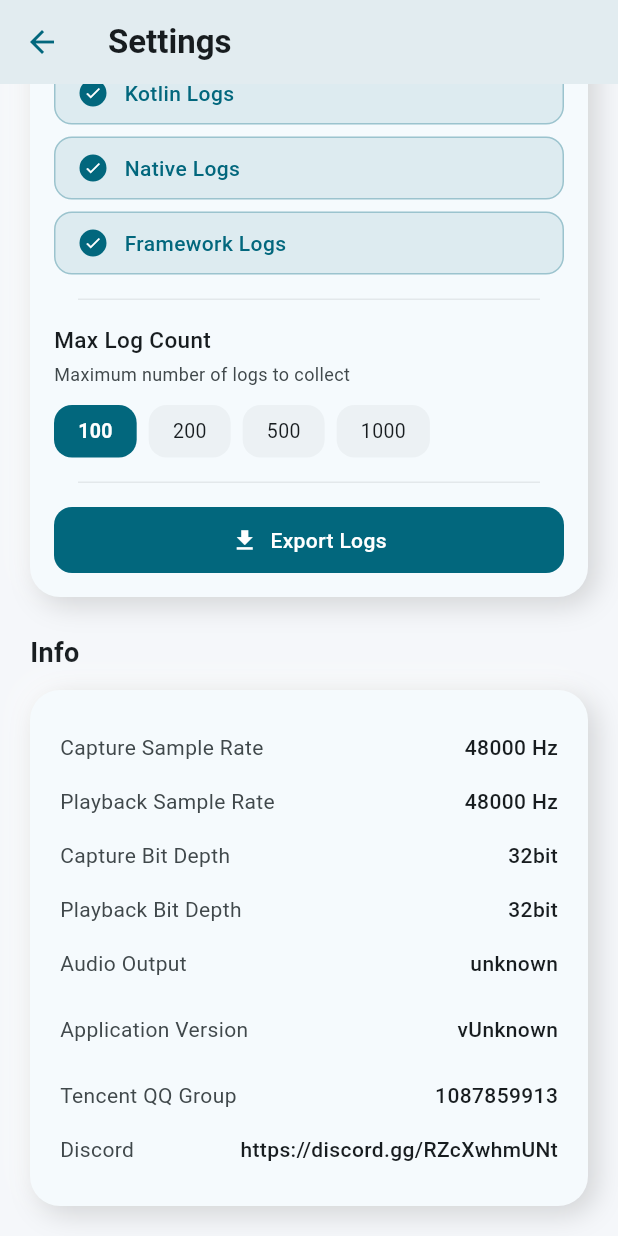
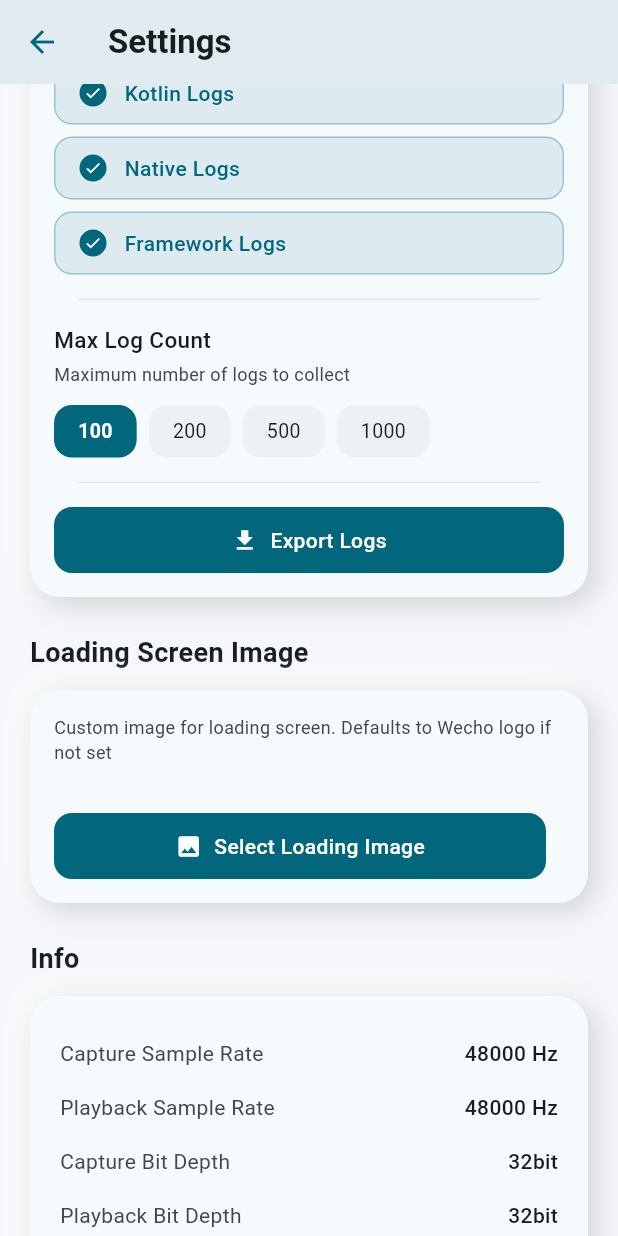
Before and after one commit to qumolangmo/wecho, a Flutter app: the SettingsPage screen opened directly with empty values, scrolled down 393 dp, on a phone screen of 412 x 824 dp. Run offline on Flutter 3.47's test engine with Material 3 defaults, Android fonts, the phone set to English and light mode, and no system bars; our stand-ins replace dartz, file_picker, flutter_highlight, shared_preferences; missing offline and left inert: flutter_code_editor, highlight, smooth_onboarding, window_manager; accounts and stored records are empty; generated files the repository leaves out were written again; statements that could not run were skipped.

```diff
--- a/lib/components/config_manager_page.dart
+++ b/lib/components/config_manager_page.dart
@@ -160,7 +160,7 @@ class _ConfigManagerPageState extends State<ConfigManagerPage> {
     final json = widget.viewModel.exportConfig(name);
 
     try {
-      final result = await FilePicker.platform.saveFile(
+      final result = await FilePicker.saveFile(
         dialogTitle: l10n.exportConfig,
         fileName: '$name.json',
         type: FileType.custom,
@@ -195,7 +195,7 @@ class _ConfigManagerPageState extends State<ConfigManagerPage> {
     final l10n = AppLocalizations.of(context)!;
 
     try {
-      final result = await FilePicker.platform.pickFiles(
+      final result = await FilePicker.pickFiles(
         type: FileType.custom,
         allowedExtensions: ['json'],
         withData: true,
--- a/lib/components/settings_page.dart
+++ b/lib/components/settings_page.dart
@@ -16,6 +16,7 @@
 /// along with Wecho.  If not, see <https://www.gnu.org/licenses/>.
 
 import 'dart:convert';
+import 'dart:io';
 import 'package:flutter/material.dart';
 import 'package:file_picker/file_picker.dart';
 import 'package:wecho/l10n/app_localizations.dart';
@@ -121,6 +122,10 @@ class _SettingsPageState extends State<SettingsPage> {
               _buildSectionTitle(AppLocalizations.of(context)!.logSettings, colorScheme),
               const SizedBox(height: 12),
               _buildLogSettingsCard(context, colorScheme),
+              const SizedBox(height: 24),
+              _buildSectionTitle(AppLocalizations.of(context)!.loadingImage, colorScheme),
+              const SizedBox(height: 12),
+              _buildLoadingImageCard(context, colorScheme),
               const SizedBox(height: 24),
               _buildSectionTitle(AppLocalizations.of(context)!.info, colorScheme),
               const SizedBox(height: 12),
@@ -583,7 +588,7 @@ class _SettingsPageState extends State<SettingsPage> {
     }).join('\n');
 
     try {
-      final result = await FilePicker.platform.saveFile(
+      final result = await FilePicker.saveFile(
         dialogTitle: l10n.exportLogs,
         fileName: 'wecho_logs_${DateTime.now().toIso8601String().replaceAll(':', '-')}.txt',
         type: FileType.custom,
@@ -606,4 +611,123 @@ class _SettingsPageState extends State<SettingsPage> {
       }
     }
   }
+
+  Widget _buildLoadingImageCard(BuildContext context, ColorScheme colorScheme) {
+    final baseColor = colorScheme.surface;
+    final viewModel = widget.viewModel;
+    final l10n = AppLocalizations.of(context)!;
+    final hasImage = viewModel.loadingImagePath != null && viewModel.loadingImagePath!.isNotEmpty;
+
+    return Container(
+      decoration: BoxDecoration(
+        color: baseColor,
+        borderRadius: BorderRadius.circular(NeumorphicStyles.radiusXLarge),
+        boxShadow: NeumorphicStyles.mainCardShadow(baseColor),
+      ),
+      child: Padding(
+        padding: const EdgeInsets.all(16),
+        child: Column(
+          crossAxisAlignment: CrossAxisAlignment.start,
+          children: [
+            Text(
+              l10n.loadingImageDesc,
+              style: TextStyle(
+                fontSize: 12,
+                color: colorScheme.onSurfaceVariant,
+              ),
+            ),
+            const SizedBox(height: 16),
+            if (hasImage)
+              Center(
+                child: Container(
+                  width: 120,
+                  height: 120,
+                  decoration: BoxDecoration(
+                    borderRadius: BorderRadius.circular(NeumorphicStyles.radiusMedium),
+                    border: Border.all(color: colorScheme.onSurfaceVariant.withValues(alpha: 0.1)),
+                  ),
+                  child: ClipRRect(
+                    borderRadius: BorderRadius.circular(NeumorphicStyles.radiusMedium),
+                    child: Image.file(
+                      File(viewModel.loadingImagePath!),
+                      fit: BoxFit.contain,
+                      errorBuilder: (_, __, ___) => Image.asset(
+                        'assets/ic_wecho.png',
+                        fit: BoxFit.contain,
+                      ),
+                    ),
+                  ),
+                ),
+              ),
+            const SizedBox(height: 16),
+            Row(
+              children: [
+                Expanded(
+                  child: _buildActionButton(
+                    l10n.selectLoadingImage,
+                    Icons.image,
+                    () => _selectLoadingImage(context),
+                    colorScheme,
+                  ),
+                ),
+                const SizedBox(width: 12),
+                if (hasImage)
+                  GestureDetector(
+                    onTap: () => viewModel.setLoadingImagePath(null),
+                    child: Container(
+                      padding: const EdgeInsets.symmetric(vertical: 12, horizontal: 16),
+                      decoration: BoxDecoration(
+                        color: colorScheme.error.withValues(alpha: 0.1),
+                        borderRadius: BorderRadius.circular(NeumorphicStyles.radiusMedium),
+                      ),
+                      child: Row(
+                        children: [
+                          Icon(Icons.delete, size: 18, color: colorScheme.error),
+                          const SizedBox(width: 8),
+                          Text(
+                            l10n.clearLoadingImage,
+                            style: TextStyle(
+                              fontSize: 14,
+                              fontWeight: FontWeight.w500,
+                              color: colorScheme.error,
+                            ),
+                          ),
+                        ],
+                      ),
+                    ),
+                  ),
+              ],
+            ),
+          ],
+        ),
+      ),
+    );
+  }
+
+  Future<void> _selectLoadingImage(BuildContext context) async {
+    try {
+      final result = await FilePicker.pickFiles(
+        type: FileType.custom,
+        allowedExtensions: ['png', 'jpg', 'jpeg', 'webp'],
+      );
+
+      if (result != null && result.files.isNotEmpty) {
+        final filePath = result.files.first.path;
+        if (filePath != null) {
+          await widget.viewModel.setLoadingImagePath(filePath);
+          if (mounted) {
+            ScaffoldMessenger.of(context).showSnackBar(
+              SnackBar(content: Text('${AppLocalizations.of(context)!.loadingImage}: ${result.files.first.name}')),
+            );
+          }
+        }
+      }
+    } catch (e) {
+      if (mounted) {
+        ScaffoldMessenger.of(context).showSnackBar(
+          SnackBar(content: Text('${AppLocalizations.of(context)!.selectLoadingImage}: $e')),
+        );
+      }
+    }
+  }
 }
--- a/lib/components_windows/convolution_card.dart
+++ b/lib/components_windows/convolution_card.dart
@@ -69,7 +69,7 @@ class ConvolutionCard extends StatelessWidget {
          BoxShadow(color: Colors.white.withOpacity(0.7), offset: const Offset(2, -2), blurRadius: 4, spreadRadius: 1)];
 
   Future<void> _pickFile() async {
-    FilePickerResult? result = await FilePicker.platform.pickFiles(
+    FilePickerResult? result = await FilePicker.pickFiles(
       type: FileType.any,
       allowMultiple: false,
     );
--- a/lib/l10n/app_en.arb
+++ b/lib/l10n/app_en.arb
@@ -159,5 +159,12 @@
     "exportLogs": "Export Logs",
     "logsExported": "Logs exported successfully",
     "logsExportFailed": "Logs export failed",
-    "exportLogHint": "Logs will be filtered by selected level"
+    "exportLogHint": "Logs will be filtered by selected level",
+    "onboardingTitle": "Shizuku / ADB Permission Notice",
+    "onboardingDesc": "If you have already installed Shizuku and started the service or manually granted ADB permissions, you can skip this page. Otherwise, it is strongly recommended to install Shizuku to grant permissions for WEcho. Otherwise, it may not work properly on some devices. How to grant ADB permissions:\nadb shell pm grant com.qumolangmo.wecho android.permission.DUMP\nappops set com.qumolangmo.wecho PROJECT_MEDIA allow\n",
+    "onboardingSkip": "Continue",
+    "loadingImage": "Loading Screen Image",
+    "loadingImageDesc": "Custom image for loading screen. Defaults to Wecho logo if not set",
+    "selectLoadingImage": "Select Loading Image",
+    "clearLoadingImage": "Clear Loading Image"
 }
--- a/lib/l10n/app_zh.arb
+++ b/lib/l10n/app_zh.arb
@@ -136,5 +136,12 @@
     "exportLogs": "导出日志",
     "logsExported": "日志导出成功",
     "logsExportFailed": "日志导出失败",
-    "exportLogHint": "日志将按选择的级别进行过滤"
+    "exportLogHint": "日志将按选择的级别进行过滤",
+    "onboardingTitle": "Shizuku / ADB 权限须知",
+    "onboardingDesc": "如果您已经安装了 Shizuku 并启动服务或手动授予了ADB权限，可以忽略本页面。否则强烈建议安装 Shizuku 来为 WEcho 授予权限，否则在部分设备上WEcho可能无法正常工作。ADB授权命令：\nadb shell pm grant com.qumolangmo.wecho android.permission.DUMP\nappops set com.qumolangmo.wecho PROJECT_MEDIA allow\n",
+    "onboardingSkip": "继续",
+    "loadingImage": "加载页图片",
+    "loadingImageDesc": "自定义加载页面图片，未设置时使用默认 Wecho 图标",
+    "selectLoadingImage": "选择加载图片",
+    "clearLoadingImage": "清除加载图片"
 }
--- a/lib/main.dart
+++ b/lib/main.dart
@@ -23,6 +23,8 @@ import 'package:window_manager/window_manager.dart';
 import 'l10n/app_localizations.dart';
 import 'views/dsp_controller_android.dart';
 import 'views/dsp_controller_windows.dart';
+import 'views/loading_screen.dart';
+import 'view_models/dsp_controller_view_model.dart';
 
 void main() async {
   WidgetsFlutterBinding.ensureInitialized();
@@ -85,6 +87,7 @@ class MyApp extends StatelessWidget {
       return const DSPControllerWindows();
     }
 
-    return const DSPController();
+    final viewModel = DSPControllerViewModel();
+    return LoadingScreen(viewModel: viewModel);
   }
 }
--- a/lib/views/dsp_controller_android.dart
+++ b/lib/views/dsp_controller_android.dart
@@ -77,7 +77,7 @@ class _DSPControllerState extends State<DSPController> {
 
   Future<void> _pickIrFile() async {
     try {
-      FilePickerResult? result = await FilePicker.platform.pickFiles(
+      FilePickerResult? result = await FilePicker.pickFiles(
         type: FileType.any,
         withData: false,
         withReadStream: false,
@@ -91,7 +91,7 @@ class _DSPControllerState extends State<DSPController> {
   }
 
   Future<void> _importScriptFile() async {
-    final result = await FilePicker.platform.pickFiles(
+    final result = await FilePicker.pickFiles(
       type: FileType.custom,
       allowedExtensions: ['c', 'h', 'txt'],
     );
@@ -139,7 +139,7 @@ class _DSPControllerState extends State<DSPController> {
     }
     final desc = _viewModel.activeScriptDesc;
     final fileName = '${desc.replaceAll(RegExp(r'[^\w\-. ]'), '_')}.c';
-    final path = await FilePicker.platform.saveFile(
+    final path = await FilePicker.saveFile(
       dialogTitle: l10n.exportScript,
       fileName: fileName,
       type: FileType.custom,
```
Also changed, not shown: lib/view_models/dsp_controller_view_model.dart (+20 -0 lines), lib/views/loading_screen.dart (added, +172 -0 lines), pubspec.yaml (+9 -5 lines), assets/ic_wecho.png (added), 1 other file.
